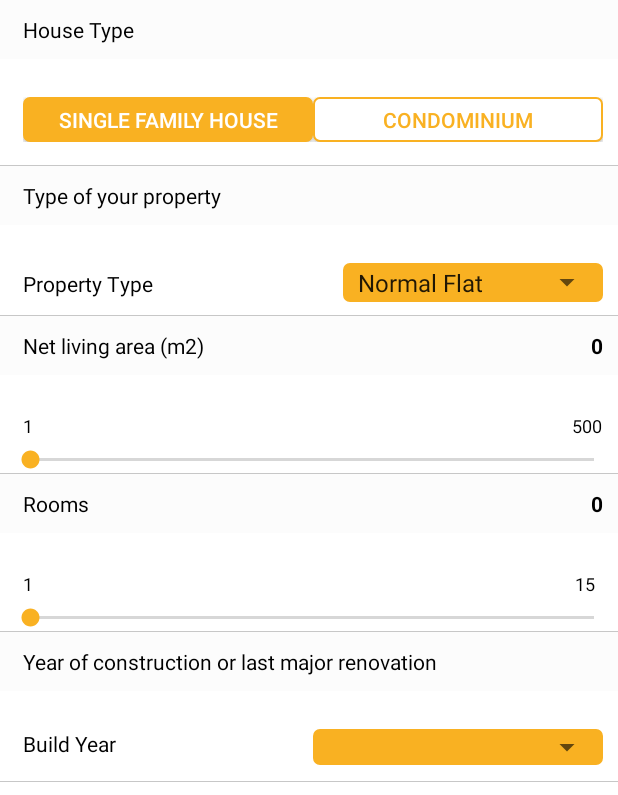
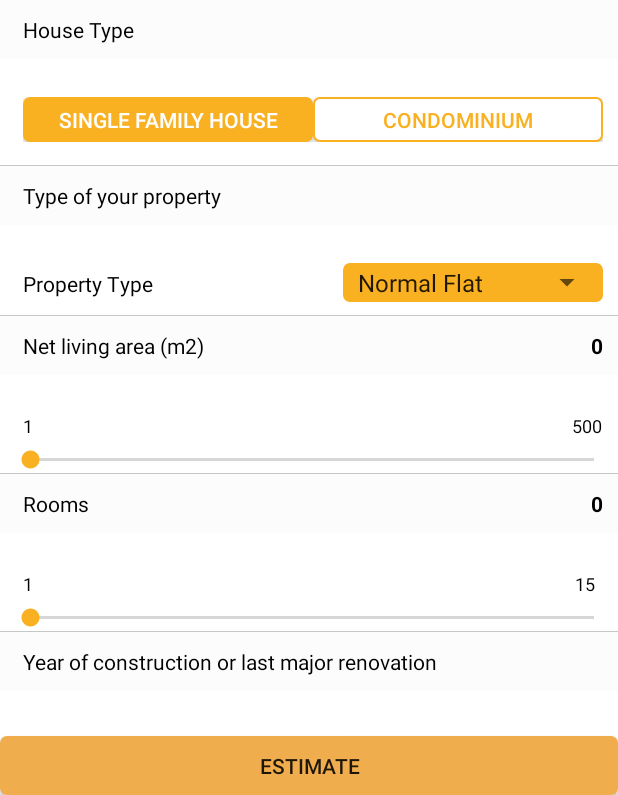
Before and after one commit to izangular/ISpotRent, an Android app: the layout activity_appraisal.xml on its own in the app's theme, with its tools: preview values and no code run, on a phone screen of 412 x 824 dp, the part 441-1236 px from its top. Run offline under Robolectric (Android 15) with nearby library versions, the phone set to English and light mode, and no system bars.

Commit message:
Layout changes

```diff
--- a/app/src/main/res/layout/activity_appraisal.xml
+++ b/app/src/main/res/layout/activity_appraisal.xml
@@ -6,14 +6,15 @@
     android:layout_height="match_parent"
     tools:context="com.example.karmali.homexperts.AppraisalActivity"
     android:orientation="vertical"
-    android:background="#fff">
+    android:background="#fff"
+    android:weightSum="100">
 
     <LinearLayout
         android:layout_width="fill_parent"
         android:layout_height="wrap_content"
         android:orientation="horizontal"
         android:background="#fff"
-        android:weightSum="1">
+        android:weightSum="10">
         <RelativeLayout
             android:layout_width="match_parent"
             android:layout_height="44dp"
@@ -58,7 +59,8 @@
         xmlns:app="http://schemas.android.com/apk/res-auto"
         android:id="@+id/ScrollView01"
         android:layout_width="fill_parent"
-        android:layout_height="wrap_content"
+        android:layout_height="0dp"
+        android:layout_weight="100"
         android:background="#fff"
         android:scrollbars="none">
 
@@ -489,13 +491,6 @@
 
             </LinearLayout>
 
-            <Button
-                android:id="@+id/buttonAppraise"
-                android:layout_width="match_parent"
-                android:layout_height="39dp"
-                android:layout_marginTop="10dp"
-                android:background="@drawable/button"
-                android:text="Estimate" />
 
         </LinearLayout>
 
@@ -503,5 +498,11 @@
 
 
     </ScrollView>
-
+    <Button
+        android:id="@+id/buttonAppraise"
+        android:layout_width="match_parent"
+        android:layout_height="39dp"
+        android:layout_marginTop="10dp"
+        android:background="@drawable/button"
+        android:text="Estimate" />
 </LinearLayout>
```
